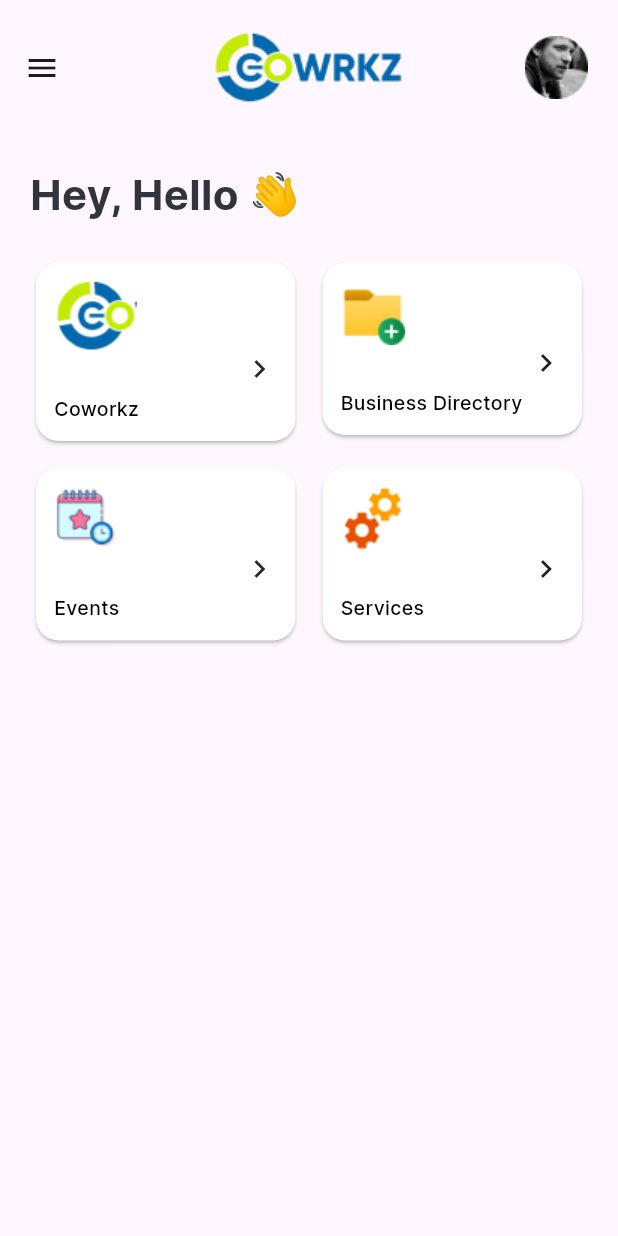
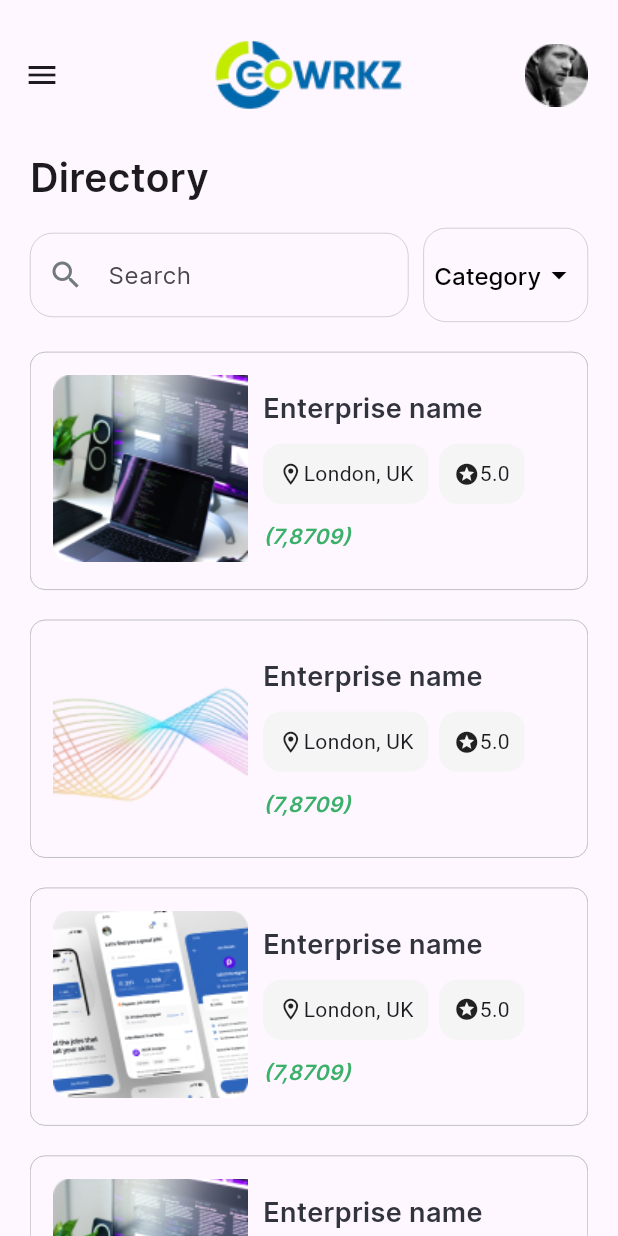
Before and after one commit to Smohana-Priya/coworks_app_ithots, a Flutter app: the screen it shows after launch, on a phone screen of 412 x 824 dp. Run offline on Flutter 3.47's test engine with Material 3 defaults, Android fonts, the light colour scheme and no system bars.

Commit message:
directory screen design completed

```diff
--- a/lib/main.dart
+++ b/lib/main.dart
@@ -1,7 +1,5 @@
+import 'package:coworks_app_ithots/screens/directory.dart';
 import 'package:flutter/material.dart';
-
-import 'screens/home.dart';
-// import 'screens/login.dart';
 
 void main() {
   runApp(MyApp());
@@ -14,7 +12,7 @@
   Widget build(BuildContext context) {
     return MaterialApp(
       debugShowCheckedModeBanner: false,
-      home: Home(),
+      home: Directory(),
     );
   }
 }
--- /dev/null
+++ b/lib/screens/directory.dart
@@ -0,0 +1,119 @@
+import 'package:coworks_app_ithots/utils/app_colors.dart';
+import 'package:coworks_app_ithots/utils/app_const.dart';
+import 'package:coworks_app_ithots/widgets/directory_card.dart';
+import 'package:flutter/material.dart';
+
+import '../utils/app_images.dart';
+import '../widgets/category_dropdown.dart';
+
+class Directory extends StatefulWidget {
+  const Directory({super.key});
+
+  @override
+  State<Directory> createState() => _DirectoryState();
+}
+
+class _DirectoryState extends State<Directory> {
+  final TextEditingController _searchCntrl = TextEditingController();
+  final List<String> _img = [
+    AppImages.enterprise1,
+    AppImages.enterprise2,
+    AppImages.enterprise3,
+    AppImages.enterprise1,
+    AppImages.enterprise2,
+  ];
+  @override
+  void dispose() {
+    _searchCntrl.dispose();
+    super.dispose();
+  }
+
+  @override
+  Widget build(BuildContext context) {
+    return SafeArea(
+      child: Scaffold(
+        drawer: Drawer(),
+        appBar: AppBar(
+          toolbarHeight: 100,
+          centerTitle: true,
+          title: Padding(
+            padding: const EdgeInsets.all(20.0),
+            child: Image.asset(AppImages.logo),
+          ),
+          actions: [
+            Padding(
+              padding: const EdgeInsets.only(right: 20.0),
+              child: Image.asset(AppImages.profile),
+            )
+          ],
+        ),
+        body: Padding(
+          padding: const EdgeInsets.symmetric(
+            horizontal: 20,
+          ),
+          child: Column(
+            crossAxisAlignment: CrossAxisAlignment.start,
+            children: [
+              Text(
+                AppConst.dir,
+                style: TextStyle(
+                    fontSize: 26,
+                    fontWeight: FontWeight.w600,
+                    fontFamily: 'Inter'),
+              ),
+              SizedBox(
+                height: 15,
+              ),
+              Row(
+                children: [
+                  Expanded(
+                    child: TextFormField(
+                      controller: _searchCntrl,
+                      decoration: InputDecoration(
+                        focusedBorder: OutlineInputBorder(
+                          borderRadius: BorderRadius.circular(15),
+                          borderSide: const BorderSide(
+                            color: Colors.grey,
+                          ),
+                        ),
+                        enabledBorder: OutlineInputBorder(
+                          borderRadius: BorderRadius.circular(15),
+                          borderSide:
+                              const BorderSide(color: Colors.grey, width: 0.3),
+                        ),
+                        prefixIcon: Icon(
+                          Icons.search,
+                          color: AppColors.grey,
+                        ),
+                        hintText: AppConst.search,
+                        hintStyle: const TextStyle(
+                            fontSize: 16,
+                            fontFamily: 'Inter',
+                            fontWeight: FontWeight.w400),
+                      ),
+                      onChanged: (value) {},
+                    ),
+                  ),
+                  SizedBox(
+                    width: 10,
+                  ),
+                  CategoryDropdown()
+                ],
+              ),
+              SizedBox(
+                height: 10,
+              ),
+              Expanded(
+                child: ListView.builder(
+                    itemCount: _img.length,
+                    itemBuilder: (context, index) {
+                      return DirectoryCard(img: _img[index]);
+                    }),
+              )
+            ],
+          ),
+        ),
+      ),
+    );
+  }
+}
--- a/lib/screens/home.dart
+++ b/lib/screens/home.dart
@@ -1,9 +1,9 @@
+import 'package:coworks_app_ithots/screens/bottom_sheets/branches.dart';
 import 'package:flutter/material.dart';
 
 import '../utils/app_colors.dart';
 import '../utils/app_const.dart';
 import '../utils/app_images.dart';
-import 'bottom_sheets/services.dart';
 
 class Home extends StatefulWidget {
   const Home({super.key});
@@ -79,7 +79,7 @@ class _HomeState extends State<Home> {
                           showModalBottomSheet(
                               context: context,
                               builder: (BuildContext context) {
-                                return Services();
+                                return Branches();
                               });
                         },
                         child: Card(
--- a/lib/utils/app_colors.dart
+++ b/lib/utils/app_colors.dart
@@ -5,4 +5,5 @@ class AppColors {
   static const Color black = Color(0xff32343D);
   static const Color grey = Color(0xff727A7B);
   static const Color grey2 = Color(0xffF5F5F5);
+  static const Color green = Color(0xff3BB06A);
 }
--- a/lib/utils/app_const.dart
+++ b/lib/utils/app_const.dart
@@ -20,4 +20,7 @@ class AppConst {
   static const String workspace = 'WORKSPACE';
   static const String next = 'Next';
   static const String bookService = 'BOOK A SERVICE';
+  static const String dir = 'Directory';
+  static const String enterpriseName = 'Enterprise name';
+  static const String search = 'Search';
 }
--- a/lib/utils/app_images.dart
+++ b/lib/utils/app_images.dart
@@ -7,4 +7,7 @@ class AppImages {
   static const String events = 'assets/images/events.png';
   static const String services = 'assets/images/services.png';
   static const String marketing = 'assets/images/marketing.png';
+  static const String enterprise1 = 'assets/images/enterprise1.png';
+  static const String enterprise2 = 'assets/images/enterprise2.png';
+  static const String enterprise3 = 'assets/images/enterprise3.png';
 }
--- /dev/null
+++ b/lib/widgets/category_dropdown.dart
@@ -0,0 +1,48 @@
+import 'package:flutter/material.dart';
+
+class CategoryDropdown extends StatefulWidget {
+  const CategoryDropdown({super.key});
+
+  @override
+  State<CategoryDropdown> createState() => _CategoryDropdownState();
+}
+
+class _CategoryDropdownState extends State<CategoryDropdown> {
+  String selectedValue = 'Category';
+  List<String> options = ['Category', 'Option 1', 'Option 2', 'Option 3'];
+
+  @override
+  Widget build(BuildContext context) {
+    return Container(
+      padding: EdgeInsets.all(7.0),
+      decoration: BoxDecoration(
+        border: Border.all(color: Colors.grey, width: 0.3),
+        borderRadius: BorderRadius.circular(15),
+      ),
+      child: DropdownButtonHideUnderline(
+        child: DropdownButton<String>(
+          value: selectedValue,
+          icon: Icon(Icons.arrow_drop_down, color: Colors.black),
+          iconSize: 24,
+          style: TextStyle(
+            fontFamily: 'Inter',
+            fontSize: 16,
+            fontWeight: FontWeight.w500,
+            color: Colors.black,
+          ),
+          onChanged: (String? newValue) {
+            setState(() {
+              selectedValue = newValue!;
+            });
+          },
+          items: options.map<DropdownMenuItem<String>>((String value) {
+            return DropdownMenuItem<String>(
+              value: value,
+              child: Text(value),
+            );
+          }).toList(),
+        ),
+      ),
+    );
+  }
+}
--- /dev/null
+++ b/lib/widgets/directory_card.dart
@@ -0,0 +1,108 @@
+import 'package:flutter/material.dart';
+
+import '../utils/app_colors.dart';
+import '../utils/app_const.dart';
+
+class DirectoryCard extends StatelessWidget {
+  final String img;
+  const DirectoryCard({super.key, required this.img});
+
+  @override
+  Widget build(BuildContext context) {
+    return Padding(
+      padding: const EdgeInsets.symmetric(vertical: 10),
+      child: Container(
+        decoration: BoxDecoration(
+            borderRadius: BorderRadius.circular(10),
+            border: Border.all(width: 0.3, color: AppColors.grey)),
+        child: Padding(
+          padding: const EdgeInsets.all(15.0),
+          child: Row(
+            crossAxisAlignment: CrossAxisAlignment.start,
+            children: [
+              Image.asset(
+                img,
+              ),
+              SizedBox(
+                width: 10,
+              ),
+              Padding(
+                padding: const EdgeInsets.symmetric(vertical: 10),
+                child: Column(
+                  crossAxisAlignment: CrossAxisAlignment.start,
+                  children: [
+                    Text(
+                      AppConst.enterpriseName,
+                      style: TextStyle(
+                          fontWeight: FontWeight.w600,
+                          fontFamily: 'Inter',
+                          fontSize: 18,
+                          color: AppColors.black),
+                    ),
+                    SizedBox(
+                      height: 10,
+                    ),
+                    Row(
+                      children: [
+                        Container(
+                          decoration: BoxDecoration(
+                              borderRadius: BorderRadius.circular(12),
+                              color: AppColors.grey2),
+                          child: Padding(
+                            padding: const EdgeInsets.all(10.0),
+                            child: Row(
+                              children: [
+                                Icon(
+                                  Icons.location_on_outlined,
+                                  size: 17,
+                                ),
+                                Text('London, UK')
+                              ],
+                            ),
+                          ),
+                        ),
+                        SizedBox(
+                          width: 7,
+                        ),
+                        Container(
+                          decoration: BoxDecoration(
+                              borderRadius: BorderRadius.circular(12),
+                              color: AppColors.grey2),
+                          child: Padding(
+                            padding: const EdgeInsets.all(10.0),
+                            child: Row(
+                              children: [
+                                Icon(
+                                  Icons.stars_sharp,
+                                  size: 17,
+                                ),
+                                Text('5.0')
+                              ],
+                            ),
+                          ),
+                        )
+                      ],
+                    ),
+                    SizedBox(
+                      height: 12,
+                    ),
+                    Text(
+                      '(7,8709)',
+                      style: TextStyle(
+                        fontFamily: 'Inter',
+                        fontSize: 14,
+                        fontWeight: FontWeight.w600,
+                        color: AppColors.green,
+                        fontStyle: FontStyle.italic,
+                      ),
+                    )
+                  ],
+                ),
+              )
+            ],
+          ),
+        ),
+      ),
+    );
+  }
+}
```
Also changed, not shown: assets/images/enterprise1.png (added), assets/images/enterprise2.png (added), assets/images/enterprise3.png (added).
